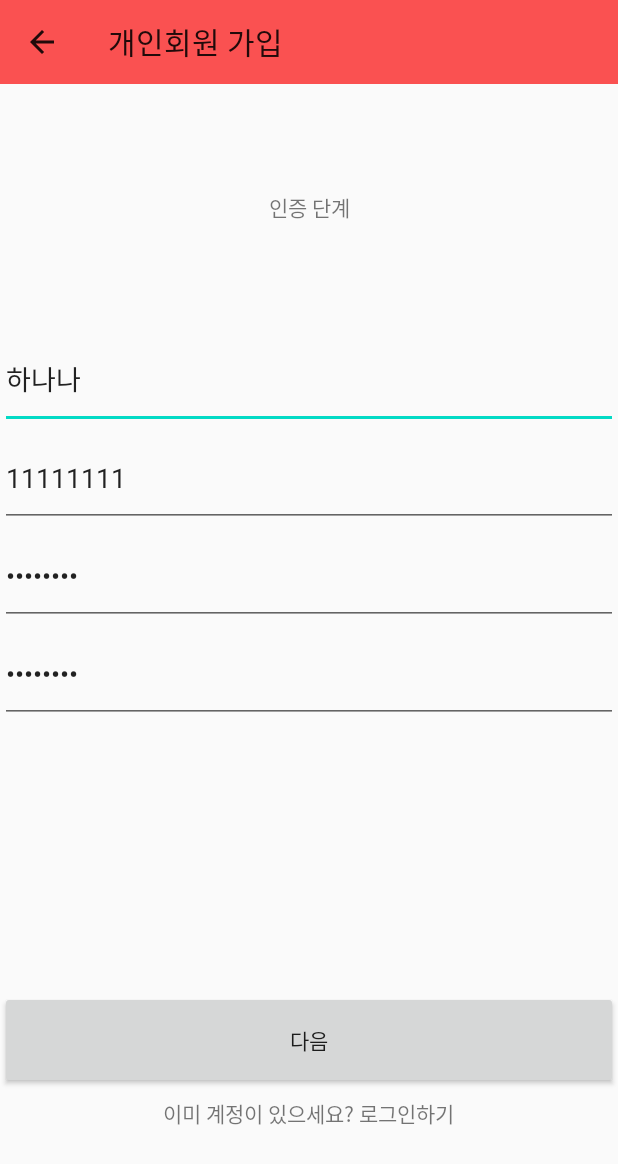
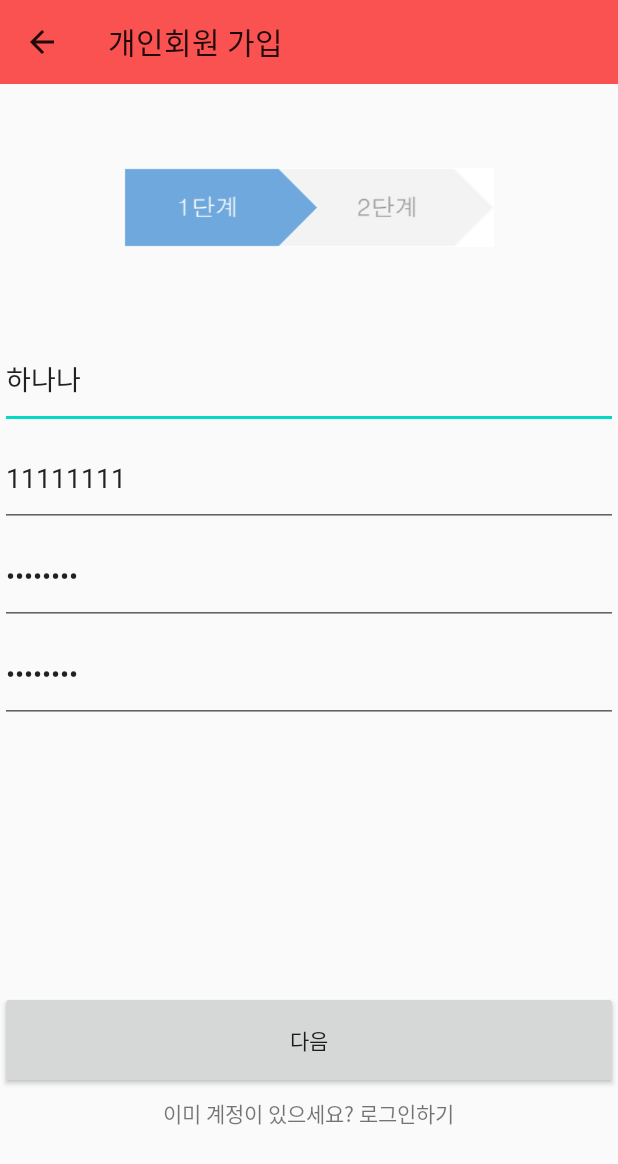
Before and after one commit to chuseok/FinalAndroid01, an Android app: the RegisterActivity screen opened directly, with no data from a screen before it, on a phone screen of 412 x 824 dp. Shown: the top 1164 px of the screen. Run offline under Robolectric (Android 15) with nearby library versions, the phone set to English and light mode, and no system bars; our stand-ins replace Volley.

Commit message:
authenticate step 이미지 추가

```diff
--- a/LoginTest/app/src/main/java/com/example/logintest/RegisterActivity.java
+++ b/LoginTest/app/src/main/java/com/example/logintest/RegisterActivity.java
@@ -13,6 +13,7 @@ import android.view.View;
 import android.view.ViewGroup;
 import android.widget.Button;
 import android.widget.EditText;
+import android.widget.ImageView;
 import android.widget.LinearLayout;
 import android.widget.RelativeLayout;
 import android.widget.TextView;
@@ -43,6 +44,7 @@ import java.util.regex.Pattern;
 public class RegisterActivity extends AppCompatActivity {
 
     TextView authTextView;
+    ImageView authImageView;
     TextView loginTextView;
     EditText userNameEditText;
     EditText userIdEditText;
@@ -68,7 +70,8 @@ public class RegisterActivity extends AppCompatActivity {
         float displayXHeight = mobileSize.getStandardSize_X();
         float displayYHeight = mobileSize.getStandardSize_Y();
         float authImageSize = displayYHeight/5;
-        authTextView = findViewById(R.id.authTextView);
+        float authImageWidth = (displayXHeight/5) * 3;
+        authImageView = findViewById(R.id.authImageView);
         loginTextView = findViewById(R.id.loginTextView);
         userNameEditText = findViewById(R.id.ac_register_userName_et);
         userIdEditText = findViewById(R.id.ac_register_userId_et);
@@ -77,8 +80,8 @@ public class RegisterActivity extends AppCompatActivity {
         nextButton = findViewById(R.id.ac_register_next_bt);
         nextLayout = findViewById(R.id.ac_register_next_layout);
 
-        mobileSize.setLayoutHeight(authTextView, (int) authImageSize);
-
+        mobileSize.setLayoutHeight(authImageView, (int) authImageSize);
+        mobileSize.setLayoutWidth(authImageView, (int) authImageWidth);
 
 
         mobileSize.setLayoutHeight(loginTextView, (int) (int) (displayYHeight-authImageSize) / 20);
--- a/LoginTest/app/src/main/res/layout/activity_register.xml
+++ b/LoginTest/app/src/main/res/layout/activity_register.xml
@@ -14,13 +14,20 @@
         android:background="?attr/colorPrimary"
         android:minHeight="?attr/actionBarSize"
         android:theme="?attr/actionBarTheme" />
+    <ImageView
+        android:id="@+id/authImageView"
+        android:layout_width="wrap_content"
+        android:layout_height="wrap_content"
+        android:layout_gravity="center"
+        android:src="@drawable/auth_step_one"
+        />
 
-    <TextView
+   <!-- <TextView
         android:id="@+id/authTextView"
         android:layout_width="match_parent"
         android:layout_height="wrap_content"
         android:gravity="center"
-        android:text="인증 단계" />
+        android:text="인증 단계" />-->
 
     <EditText
         android:text="하나나"
```
Also changed, not shown: LoginTest/app/src/main/java/com/example/logintest/RegisterSecondActivity.java (+11 -24 lines), LoginTest/app/src/main/res/layout/activity_register_second.xml (+6 -5 lines), FinalProject/src/main/webapp/resources/images/icon/authStepOne.png (added), FinalProject/src/main/webapp/resources/images/icon/authStepTwo.png (added), LoginTest/app/src/main/res/drawable/auth_step_one.png (added), LoginTest/app/src/main/res/drawable/auth_step_two.png (added), 2 other files.
